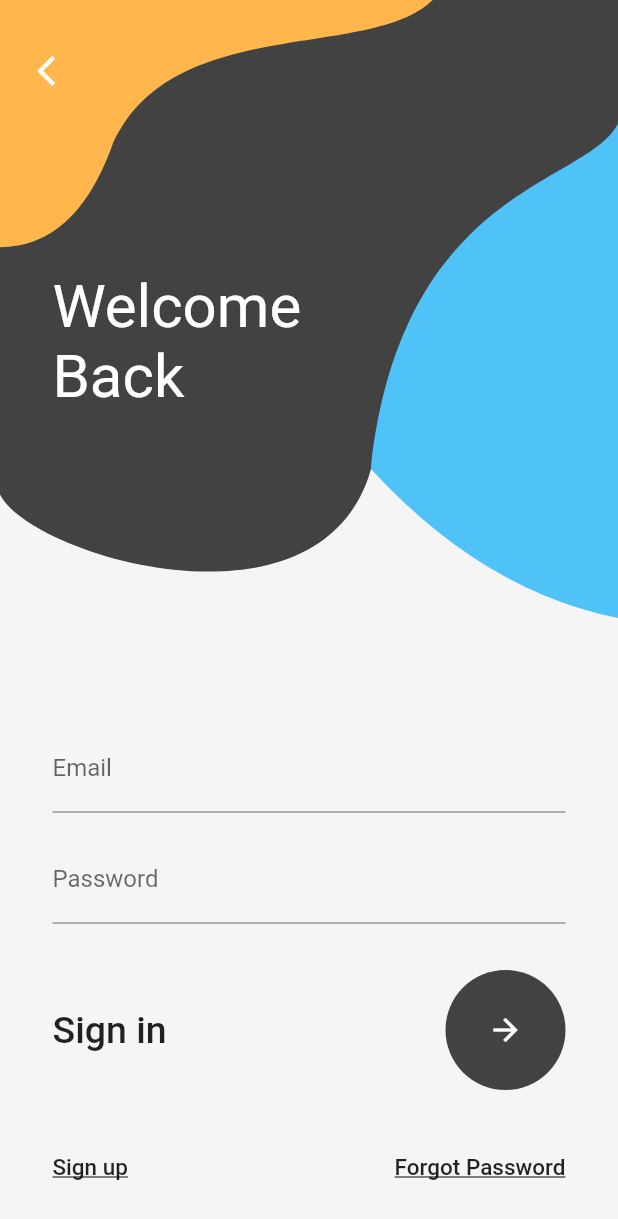
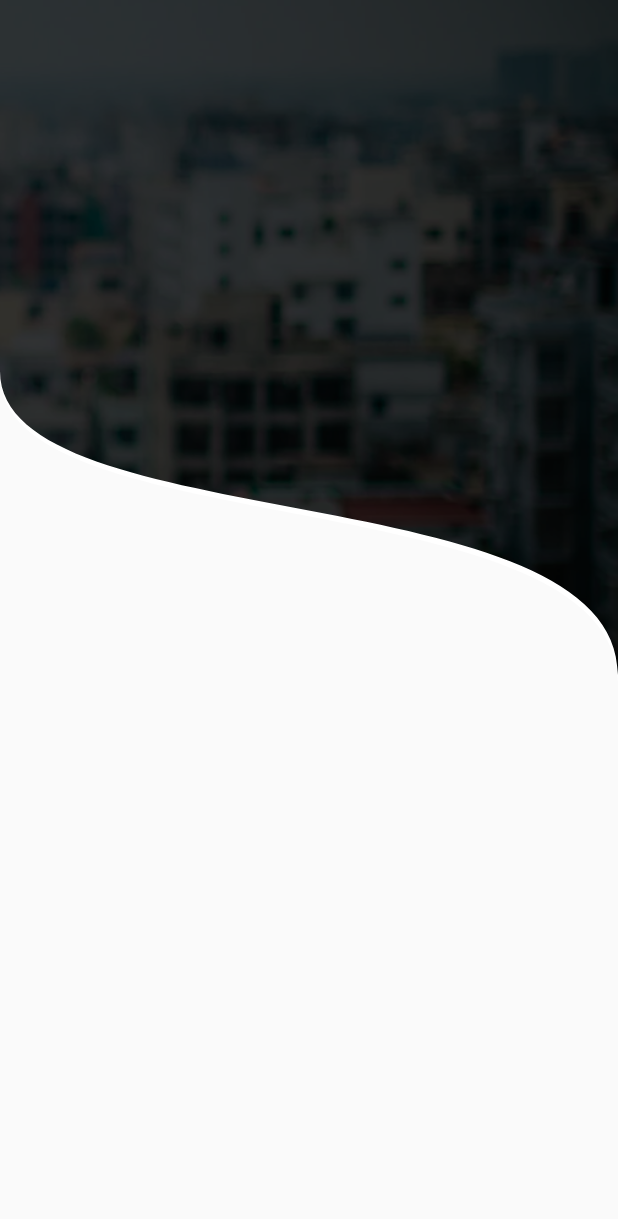
Before and after one commit to AvinashMahanthi/Flutter_LoginUI-s, a Flutter app: the screen it shows after launch, after a tap on "1st page", on a phone screen of 412 x 824 dp. Shown: the top 1219 px of the screen. Run offline on Flutter 3.47's test engine with Material 2 defaults, Android fonts, the phone set to English and light mode, and no system bars; our stand-ins replace simple_animations.

Commit message:
11th day progress

```diff
--- a/lib/Login_ui_10/Login_10.dart
+++ b/lib/Login_ui_10/Login_10.dart
@@ -45,7 +45,7 @@ _getBackBtn() {
   );
 }
 
-_getBottomRow(context) {
+Widget _getBottomRow(context) {
   return Expanded(
     flex: 1,
     child: Row(
@@ -107,21 +107,11 @@ _getTextFields() {
     child: Column(
       mainAxisAlignment: MainAxisAlignment.end,
       children: <Widget>[
-        SizedBox(
-          height: 15,
-        ),
-        TextField(
-          decoration: InputDecoration(labelText: 'Email'),
-        ),
-        SizedBox(
-          height: 15,
-        ),
-        TextField(
-          decoration: InputDecoration(labelText: 'Password'),
-        ),
-        SizedBox(
-          height: 25,
-        ),
+        SizedBox(height: 15),
+        TextField(decoration: InputDecoration(labelText: 'Email')),
+        SizedBox(height: 15),
+        TextField(decoration: InputDecoration(labelText: 'Password')),
+        SizedBox(height: 25),
       ],
     ),
   );
--- /dev/null
+++ b/lib/Login_ui_11/Login_11.dart
@@ -0,0 +1,61 @@
+import 'package:flutter/material.dart';
+
+class Login11 extends StatelessWidget {
+  @override
+  Widget build(BuildContext context) {
+    return Scaffold(
+      body: Container(
+        child: HeaderBackground(),
+      ),
+    );
+  }
+}
+
+class HeaderBackground extends StatelessWidget {
+  @override
+  Widget build(BuildContext context) {
+    return Stack(
+      alignment: Alignment.topCenter,
+      children: <Widget>[
+        ClipPath(
+          clipper: HeaderClipper(),
+          child: Container(
+            margin: EdgeInsets.only(top: 5),
+            height: 450,
+            color: Colors.white,
+          ),
+        ),
+        ClipPath(
+          clipper: HeaderClipper(),
+          child: Container(
+            height: 450,
+            decoration: BoxDecoration(
+              image: DecorationImage(
+                  image: AssetImage('assets/images/city.png'),
+                  fit: BoxFit.cover),
+            ),
+          ),
+        ),
+      ],
+    );
+  }
+}
+
+class HeaderClipper extends CustomClipper<Path> {
+  @override
+  Path getClip(Size size) {
+    Path path = Path();
+    var sw = size.width;
+    var sh = size.height;
+
+    path.lineTo(sw, 0);
+    path.lineTo(sw, sh);
+    path.cubicTo(sw, sh * 0.7, 0, sh * 0.8, 0, sh * 0.55);
+    path.lineTo(0, sh);
+    path.close();
+    return path;
+  }
+
+  @override
+  bool shouldReclip(CustomClipper<Path> oldClipper) => false;
+}
--- a/lib/main.dart
+++ b/lib/main.dart
@@ -1,6 +1,7 @@
 import 'package:flutter/material.dart';
 import 'package:loginui/Login_ui_1/Login_screen.dart';
 import 'package:loginui/Login_ui_10/Login_10.dart';
+import 'package:loginui/Login_ui_11/Login_11.dart';
 import 'package:loginui/Login_ui_3/Login3.dart';
 import 'package:loginui/Login_ui_5/LoginPage5.dart';
 import 'package:loginui/Login_ui_6/LoginPage_6.dart';
@@ -51,7 +52,7 @@ class _MyHomePageState extends State<MyHomePage> {
             FlatButton(
               onPressed: () {
                 Navigator.of(context)
-                    .push(MaterialPageRoute(builder: (context) => Login10()));
+                    .push(MaterialPageRoute(builder: (context) => Login11()));
               },
               child: Text("1st page"),
             )
```
Also changed, not shown: assets/images/city.png (added).
